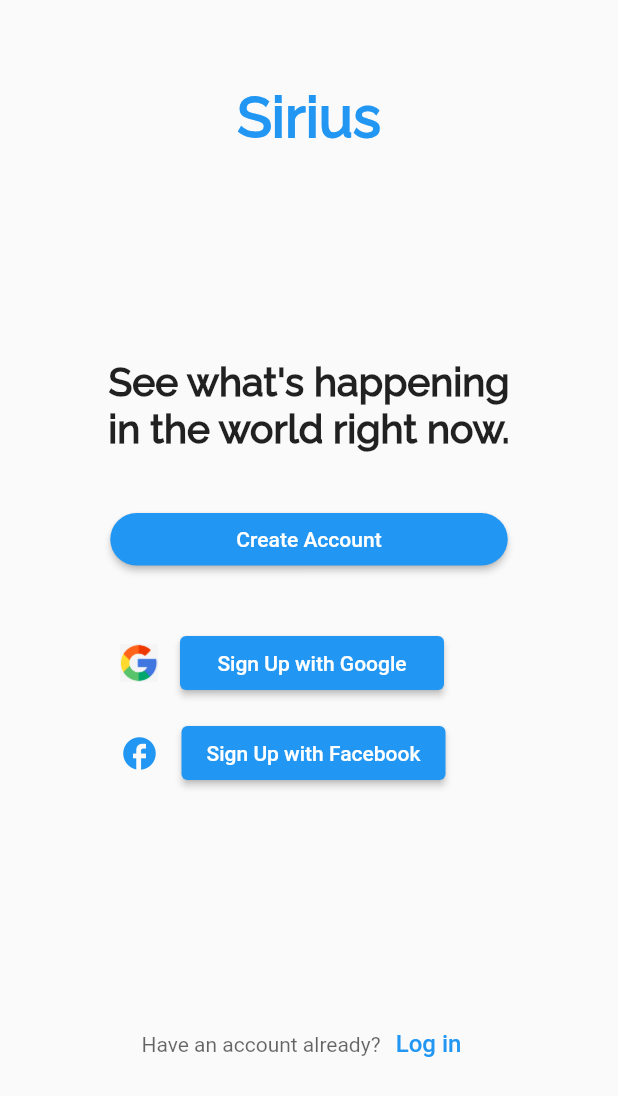
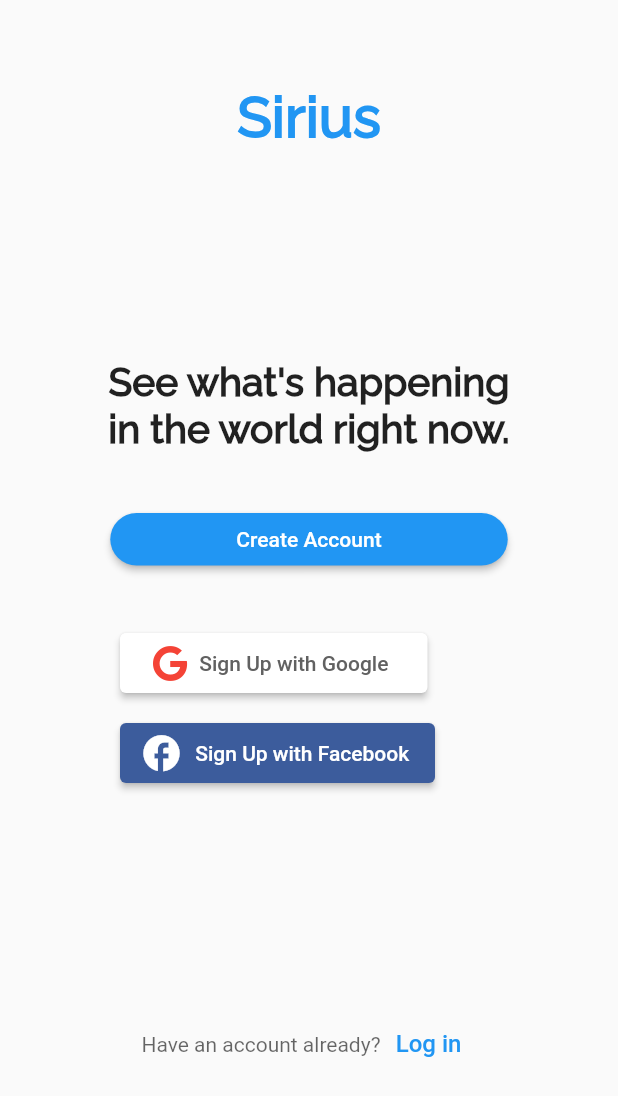
Before and after one commit to Nader-Youhanna/Twitter-App-Flutter, a Flutter app: the screen it shows after launch, after a tap on "Sign Up with Google", on a phone screen of 412 x 824 dp. Shown: the top 1096 px of the screen. Run offline on Flutter 3.47's test engine with Material 2 defaults, Android fonts, the phone set to English and light mode, and no system bars; our stand-ins replace firebase_auth, firebase_core, font_awesome_flutter, google_sign_in, share_plus, tab_indicator_styler; accounts and stored records are empty.

Commit message:
Added Sign In with Google

```diff
--- a/android_app/lib/main.dart
+++ b/android_app/lib/main.dart
@@ -1,16 +1,24 @@
 import 'package:flutter/material.dart';
+import 'package:provider/provider.dart';
 import './widgets/start_page.dart';
+import 'package:firebase_core/firebase_core.dart';
+import './providers/google_sign_in.dart';
 
-void main() {
+Future main() async {
+  WidgetsFlutterBinding.ensureInitialized();
+  await Firebase.initializeApp();
   runApp(MyApp());
 }
 
 class MyApp extends StatelessWidget {
   @override
   Widget build(BuildContext context) {
-    return MaterialApp(
-      home: Scaffold(
-        body: StartPage(),
+    return ChangeNotifierProvider(
+      create: (context) => GoogleSignInProvider(),
+      child: MaterialApp(
+        home: Scaffold(
+          body: StartPage(),
+        ),
       ),
     );
   }
--- /dev/null
+++ b/android_app/lib/providers/google_sign_in.dart
@@ -0,0 +1,28 @@
+import 'package:firebase_auth/firebase_auth.dart';
+import 'package:flutter/material.dart';
+import 'package:font_awesome_flutter/font_awesome_flutter.dart';
+import 'package:firebase_core/firebase_core.dart';
+import 'package:google_sign_in/google_sign_in.dart';
+
+class GoogleSignInProvider extends ChangeNotifier {
+  final googleSignIn = GoogleSignIn();
+  GoogleSignInAccount? _user;
+  GoogleSignInAccount get user => _user!;
+
+  Future googleLogin() async {
+    final googleUser = await googleSignIn.signIn();
+    if (googleUser == null) {
+      return;
+    }
+    _user = googleUser;
+    final googleAuth = await googleUser.authentication;
+    final credential = GoogleAuthProvider.credential(
+      accessToken: googleAuth.accessToken,
+      idToken: googleAuth.idToken,
+    );
+
+    await FirebaseAuth.instance.signInWithCredential(credential);
+
+    notifyListeners();
+  }
+}
--- a/android_app/lib/widgets/Sign Up/sign_up.dart
+++ b/android_app/lib/widgets/Sign Up/sign_up.dart
@@ -49,12 +49,11 @@ class _SignUpState extends State<SignUp> {
   }
 
   Future _pickDate(BuildContext context) async {
-    final initialDate = DateTime.now();
     final newDate = await showDatePicker(
       context: context,
-      initialDate: initialDate,
+      initialDate: DateTime(2000, 05, 15),
       firstDate: DateTime(1950),
-      lastDate: DateTime(DateTime.now().year + 1),
+      lastDate: DateTime.now(),
     );
 
     if (newDate == null) return;
@@ -194,7 +193,7 @@ class _SignUpState extends State<SignUp> {
                     child: TextFormField(
                       keyboardType: TextInputType.emailAddress,
                       decoration: InputDecoration(
-                        labelText: 'Phone number or email address',
+                        labelText: 'Email address',
                         labelStyle:
                             const TextStyle(fontFamily: 'RalewayMedium'),
                         suffixIcon: (widget._emailIsValid && _emailIsEntered)
--- a/android_app/lib/widgets/start_page.dart
+++ b/android_app/lib/widgets/start_page.dart
@@ -1,6 +1,9 @@
 import 'package:flutter/material.dart';
+import 'package:provider/provider.dart';
+import 'package:font_awesome_flutter/font_awesome_flutter.dart';
 import 'Sign Up/sign_up.dart';
 import 'Log In/login.dart';
+import '../providers/google_sign_in.dart';
 
 class StartPage extends StatelessWidget {
   void goToSignUpPage(BuildContext ctx) {
@@ -97,18 +100,28 @@ class StartPage extends StatelessWidget {
               child: Row(
                 children: [
                   const SizedBox(width: 80),
-                  Image.asset(
-                    'assets/images/google_logo.png',
-                    width: 25,
-                    //height: 70,
-                    //fit: BoxFit.fill,
-                  ),
-                  const SizedBox(width: 15),
                   SizedBox(
-                    width: 176,
-                    child: ElevatedButton(
-                      onPressed: () {},
-                      child: const Text('Sign Up with Google'),
+                    width: 205,
+                    child: ElevatedButton.icon(
+                      onPressed: () {
+                        final provider = Provider.of<GoogleSignInProvider>(
+                            context,
+                            listen: false);
+                        provider.googleLogin();
+                      },
+                      icon: const FaIcon(
+                        FontAwesomeIcons.google,
+                        color: Colors.red,
+                      ),
+                      style: ElevatedButton.styleFrom(
+                        primary: Colors.white,
+                        onPrimary: Colors.grey.shade700,
+                        minimumSize: const Size(
+                          double.infinity,
+                          50,
+                        ),
+                      ),
+                      label: const Text('Sign Up with Google'),
                     ),
                   ),
                 ],
@@ -120,13 +133,22 @@ class StartPage extends StatelessWidget {
               child: Row(
                 children: [
                   const SizedBox(width: 80),
-                  const Icon(Icons.facebook, size: 26, color: Colors.blue),
-                  const SizedBox(width: 15),
                   SizedBox(
-                    width: 176,
-                    child: ElevatedButton(
+                    width: 210,
+                    child: ElevatedButton.icon(
+                      style: ElevatedButton.styleFrom(
+                        primary: const Color(0xff3c5c9c),
+                        minimumSize: const Size(
+                          double.infinity,
+                          50,
+                        ),
+                      ),
+                      icon: const Icon(
+                        Icons.facebook,
+                        size: 29,
+                      ),
                       onPressed: () {},
-                      child: const Text('Sign Up with Facebook'),
+                      label: const Text('Sign Up with Facebook'),
                     ),
                   ),
                 ],
```
Also changed, not shown: android_app/pubspec.yaml (+10 -2 lines), android_app/pubspec.lock, 3 other files.
